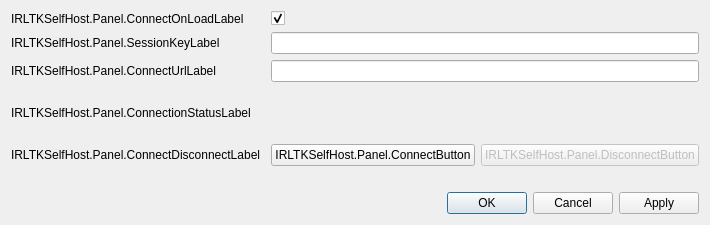
First picture: the form in src/forms/settings-dialog.ui, repository IRLToolkit/obs-irltk-selfhost, before the edit.
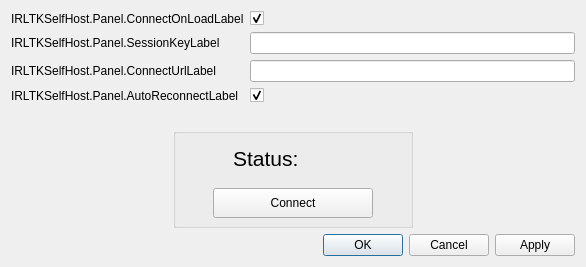
Second picture: the form after the edit. Icons and pictures are not drawn.

```diff
--- a/src/forms/settings-dialog.ui
+++ b/src/forms/settings-dialog.ui
@@ -6,15 +6,21 @@
    <rect>
     <x>0</x>
     <y>0</y>
-    <width>657</width>
-    <height>225</height>
+    <width>586</width>
+    <height>267</height>
    </rect>
   </property>
-  <property name="sizePolicy">
-   <sizepolicy hsizetype="Preferred" vsizetype="Fixed">
-    <horstretch>0</horstretch>
-    <verstretch>0</verstretch>
-   </sizepolicy>
+  <property name="minimumSize">
+   <size>
+    <width>586</width>
+    <height>267</height>
+   </size>
+  </property>
+  <property name="maximumSize">
+   <size>
+    <width>586</width>
+    <height>287</height>
+   </size>
   </property>
   <property name="windowTitle">
    <string>IRLTKSelfHost.Panel.DialogTitle</string>
@@ -28,6 +34,23 @@
    </property>
    <item>
     <layout class="QFormLayout" name="formLayout">
+     <item row="1" column="0">
+      <widget class="QLabel" name="connectOnLoadLabel">
+       <property name="text">
+        <string>IRLTKSelfHost.Panel.ConnectOnLoadLabel</string>
+       </property>
+      </widget>
+     </item>
+     <item row="1" column="1">
+      <widget class="QCheckBox" name="connectOnLoad">
+       <property name="text">
+        <string/>
+       </property>
+       <property name="checked">
+        <bool>true</bool>
+       </property>
+      </widget>
+     </item>
      <item row="2" column="0">
       <widget class="QLabel" name="sessionKeyLabel">
        <property name="text">
@@ -37,49 +60,14 @@
      </item>
      <item row="2" column="1">
       <widget class="QLineEdit" name="sessionKey">
-       <property name="inputMask">
-        <string/>
+       <property name="maxLength">
+        <number>64</number>
        </property>
        <property name="echoMode">
         <enum>QLineEdit::Password</enum>
        </property>
       </widget>
      </item>
-     <item row="4" column="0">
-      <widget class="QLabel" name="connectionStatusLabel">
-       <property name="minimumSize">
-        <size>
-         <width>254</width>
-         <height>29</height>
-        </size>
-       </property>
-       <property name="text">
-        <string>IRLTKSelfHost.Panel.ConnectionStatusLabel</string>
-       </property>
-      </widget>
-     </item>
-     <item row="4" column="1">
-      <widget class="QLabel" name="connectionStatus">
-       <property name="minimumSize">
-        <size>
-         <width>50</width>
-         <height>50</height>
-        </size>
-       </property>
-       <property name="maximumSize">
-        <size>
-         <width>50</width>
-         <height>50</height>
-        </size>
-       </property>
-       <property name="pixmap">
-        <pixmap resource="../../resources.qrc">:/logos/times</pixmap>
-       </property>
-       <property name="scaledContents">
-        <bool>true</bool>
-       </property>
-      </widget>
-     </item>
      <item row="3" column="0">
       <widget class="QLabel" name="connectUrlLabel">
        <property name="text">
@@ -90,15 +78,15 @@
      <item row="3" column="1">
       <widget class="QLineEdit" name="connectUrl"/>
      </item>
-     <item row="1" column="0">
-      <widget class="QLabel" name="connectOnLoadLabel">
+     <item row="4" column="0">
+      <widget class="QLabel" name="autoReconnectLabel">
        <property name="text">
-        <string>IRLTKSelfHost.Panel.ConnectOnLoadLabel</string>
+        <string>IRLTKSelfHost.Panel.AutoReconnectLabel</string>
        </property>
       </widget>
      </item>
-     <item row="1" column="1">
-      <widget class="QCheckBox" name="connectOnLoad">
+     <item row="4" column="1">
+      <widget class="QCheckBox" name="autoReconnect">
        <property name="text">
         <string/>
        </property>
@@ -107,33 +95,123 @@
        </property>
       </widget>
      </item>
-     <item row="5" column="0">
-      <widget class="QLabel" name="connectDisconnectLabel">
-       <property name="text">
-        <string>IRLTKSelfHost.Panel.ConnectDisconnectLabel</string>
+    </layout>
+   </item>
+   <item>
+    <layout class="QHBoxLayout" name="horizontalLayout">
+     <item>
+      <spacer name="horizontalSpacer">
+       <property name="orientation">
+        <enum>Qt::Horizontal</enum>
        </property>
+       <property name="sizeHint" stdset="0">
+        <size>
+         <width>40</width>
+         <height>20</height>
+        </size>
+       </property>
+      </spacer>
+     </item>
+     <item>
+      <widget class="QGroupBox" name="groupBox">
+       <property name="minimumSize">
+        <size>
+         <width>240</width>
+         <height>100</height>
+        </size>
+       </property>
+       <property name="maximumSize">
+        <size>
+         <width>240</width>
+         <height>100</height>
+        </size>
+       </property>
+       <property name="styleSheet">
+        <string notr="true"/>
+       </property>
+       <widget class="QLabel" name="connectionStatus">
+        <property name="geometry">
+         <rect>
+          <x>130</x>
+          <y>10</y>
+          <width>40</width>
+          <height>40</height>
+         </rect>
+        </property>
+        <property name="minimumSize">
+         <size>
+          <width>40</width>
+          <height>40</height>
+         </size>
+        </property>
+        <property name="maximumSize">
+         <size>
+          <width>40</width>
+          <height>40</height>
+         </size>
+        </property>
+        <property name="pixmap">
+         <pixmap resource="../../resources.qrc">:/logos/times</pixmap>
+        </property>
+        <property name="scaledContents">
+         <bool>true</bool>
+        </property>
+       </widget>
+       <widget class="QPushButton" name="connectDisconnect">
+        <property name="geometry">
+         <rect>
+          <x>40</x>
+          <y>60</y>
+          <width>160</width>
+          <height>30</height>
+         </rect>
+        </property>
+        <property name="minimumSize">
+         <size>
+          <width>160</width>
+          <height>30</height>
+         </size>
+        </property>
+        <property name="maximumSize">
+         <size>
+          <width>160</width>
+          <height>30</height>
+         </size>
+        </property>
+        <property name="styleSheet">
+         <string notr="true">margin-top:0px;</string>
+        </property>
+        <property name="text">
+         <string>Connect</string>
+        </property>
+       </widget>
+       <widget class="QLabel" name="label">
+        <property name="geometry">
+         <rect>
+          <x>60</x>
+          <y>10</y>
+          <width>65</width>
+          <height>41</height>
+         </rect>
+        </property>
+        <property name="text">
+         <string>&lt;html&gt;&lt;head/&gt;&lt;body&gt;&lt;p&gt;&lt;span style=&quot; font-size:16pt;&quot;&gt;Status:&lt;/span&gt;&lt;/p&gt;&lt;/body&gt;&lt;/html&gt;</string>
+        </property>
+       </widget>
       </widget>
      </item>
-     <item row="5" column="1">
-      <layout class="QHBoxLayout" name="horizontalLayout">
-       <item>
-        <widget class="QPushButton" name="connectButton">
-         <property name="text">
-          <string>IRLTKSelfHost.Panel.ConnectButton</string>
-         </property>
-        </widget>
-       </item>
-       <item>
-        <widget class="QPushButton" name="disconnectButton">
-         <property name="enabled">
-          <bool>false</bool>
-         </property>
-         <property name="text">
-          <string>IRLTKSelfHost.Panel.DisconnectButton</string>
-         </property>
-        </widget>
-       </item>
-      </layout>
+     <item>
+      <spacer name="horizontalSpacer_2">
+       <property name="orientation">
+        <enum>Qt::Horizontal</enum>
+       </property>
+       <property name="sizeHint" stdset="0">
+        <size>
+         <width>40</width>
+         <height>20</height>
+        </size>
+       </property>
+      </spacer>
      </item>
     </layout>
    </item>
```
